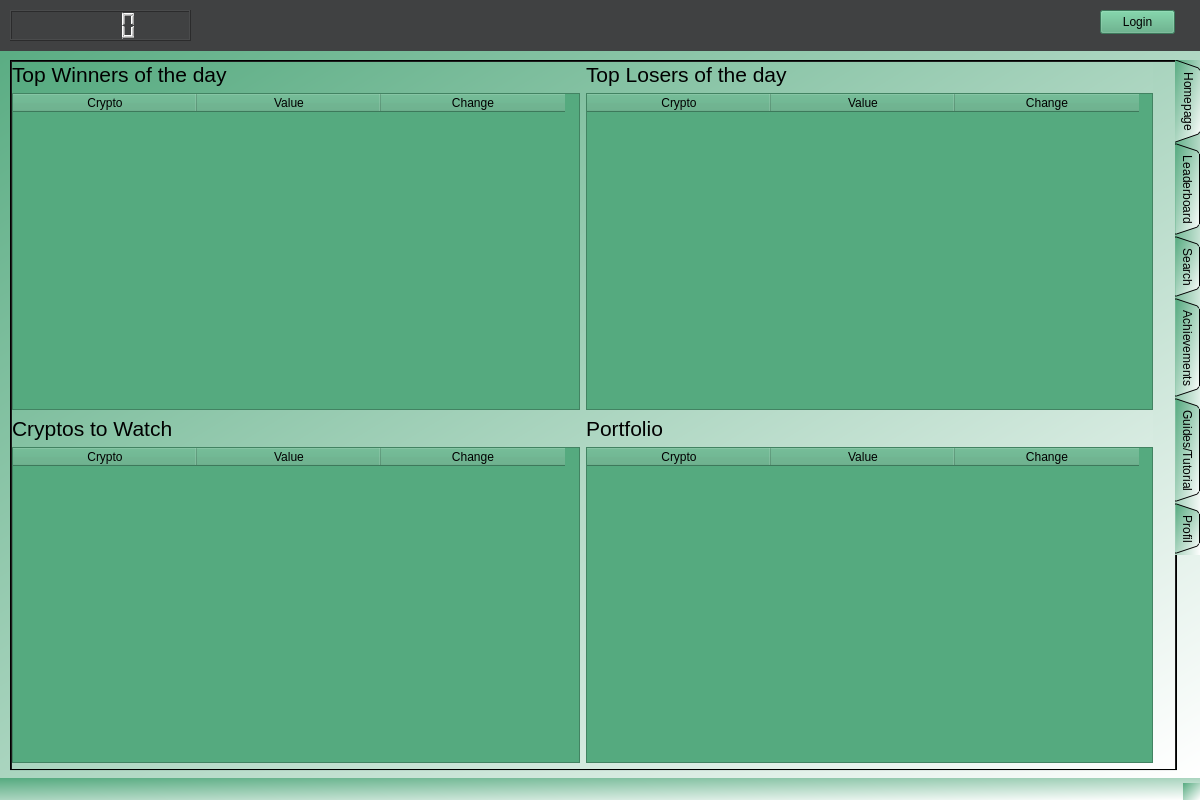
First picture: the form in client/form.ui, repository SushantKumarPandey/Crypto-Tradeing-App-with-fake-currency, before the edit.
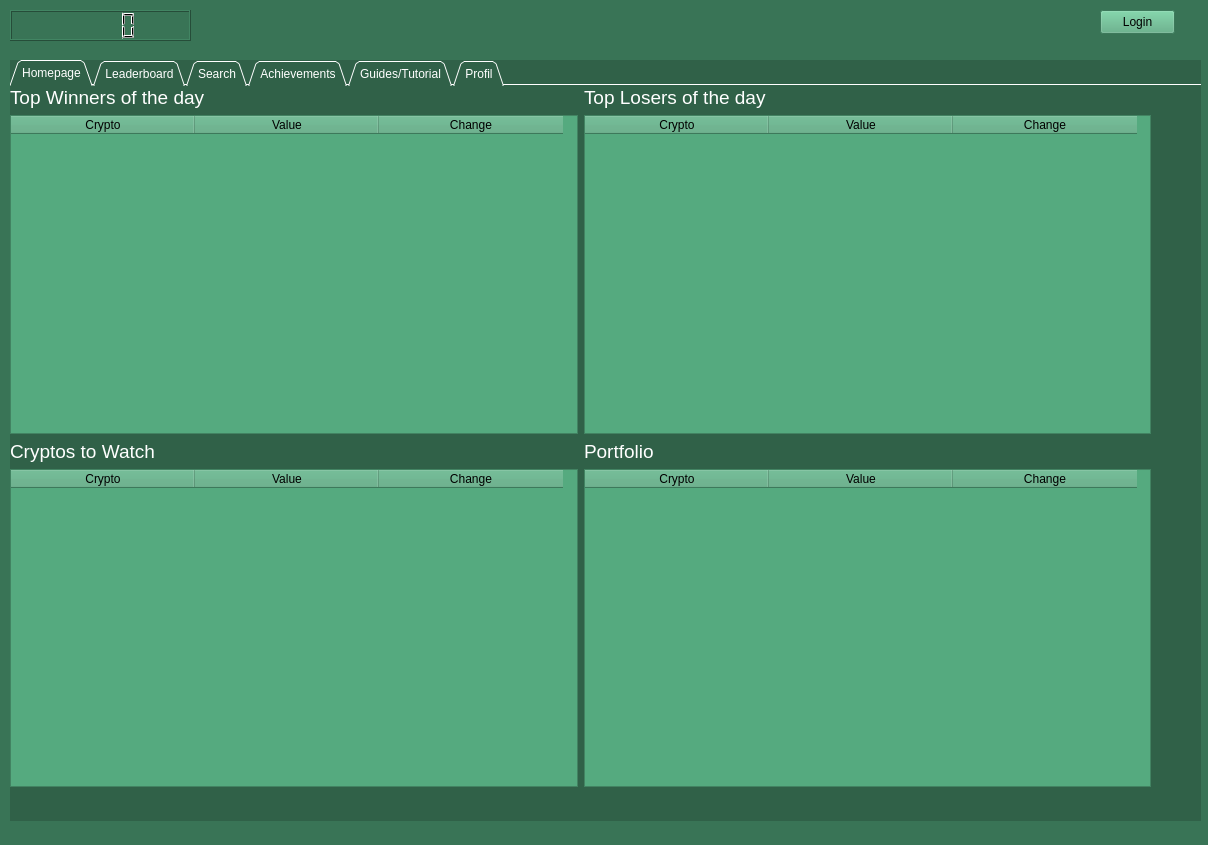
Second picture: the form after the edit.

Commit message: fix: ui design, schlichter und grösser + tabs oben

Patch:
```diff
--- a/client/form.ui
+++ b/client/form.ui
@@ -9,16 +9,16 @@
    <rect>
     <x>0</x>
     <y>0</y>
-    <width>1200</width>
-    <height>800</height>
+    <width>1208</width>
+    <height>845</height>
    </rect>
   </property>
   <property name="windowTitle">
    <string>MainWindow</string>
   </property>
   <property name="styleSheet">
-   <string notr="true">background-color: qlineargradient(spread:pad, x1:0, y1:0, x2:1, y2:1, stop:0 rgba(85, 170, 127, 255), stop:1 rgba(255, 255, 255, 255));
-color: rgb(0, 0, 0);</string>
+   <string notr="true">
+background-color: rgb(57, 116, 86);</string>
   </property>
   <widget class="QWidget" name="centralwidget">
    <widget class="QTabWidget" name="tabWidget">
@@ -27,7 +27,7 @@
       <x>10</x>
       <y>60</y>
       <width>1191</width>
-      <height>711</height>
+      <height>761</height>
      </rect>
     </property>
     <property name="minimumSize">
@@ -44,10 +44,12 @@
      <string>&lt;html&gt;&lt;head/&gt;&lt;body&gt;&lt;p&gt;Your Accouont&lt;/p&gt;&lt;p&gt;&lt;br/&gt;&lt;/p&gt;&lt;/body&gt;&lt;/html&gt;</string>
     </property>
     <property name="styleSheet">
-     <string notr="true"/>
+     <string notr="true">background-color: rgb(48, 97, 72);
+color: rgb(255, 255, 255);
+font: 14pt &quot;Segoe UI&quot;;</string>
     </property>
     <property name="tabPosition">
-     <enum>QTabWidget::TabPosition::East</enum>
+     <enum>QTabWidget::TabPosition::North</enum>
     </property>
     <property name="tabShape">
      <enum>QTabWidget::TabShape::Triangular</enum>
@@ -55,6 +57,18 @@
     <property name="currentIndex">
      <number>0</number>
     </property>
+    <property name="iconSize">
+     <size>
+      <width>26</width>
+      <height>26</height>
+     </size>
+    </property>
+    <property name="documentMode">
+     <bool>true</bool>
+    </property>
+    <property name="movable">
+     <bool>true</bool>
+    </property>
     <widget class="QWidget" name="tab">
      <attribute name="title">
       <string>Homepage</string>
@@ -76,12 +90,15 @@
         <widget class="QLabel" name="label">
          <property name="font">
           <font>
-           <pointsize>16</pointsize>
+           <family>Segoe UI</family>
+           <pointsize>14</pointsize>
+           <italic>false</italic>
+           <bold>false</bold>
           </font>
          </property>
          <property name="styleSheet">
           <string notr="true">background-color: transparent;
-color: rgb(0, 0, 0);</string>
+color: rgb(255, 255, 255);</string>
          </property>
          <property name="text">
           <string>Top Winners of the day</string>
@@ -92,12 +109,15 @@
         <widget class="QLabel" name="label_2">
          <property name="font">
           <font>
-           <pointsize>16</pointsize>
+           <family>Segoe UI</family>
+           <pointsize>14</pointsize>
+           <italic>false</italic>
+           <bold>false</bold>
           </font>
          </property>
          <property name="styleSheet">
           <string notr="true">background-color: transparent;
-color: rgb(0, 0, 0);</string>
+</string>
          </property>
          <property name="text">
           <string>Top Losers of the day</string>
@@ -162,12 +182,15 @@
         <widget class="QLabel" name="label_3">
          <property name="font">
           <font>
-           <pointsize>16</pointsize>
+           <family>Segoe UI</family>
+           <pointsize>14</pointsize>
+           <italic>false</italic>
+           <bold>false</bold>
           </font>
          </property>
          <property name="styleSheet">
           <string notr="true">background-color: transparent;
-color: rgb(0, 0, 0);</string>
+</string>
          </property>
          <property name="text">
           <string>Cryptos to Watch</string>
@@ -178,12 +201,15 @@
         <widget class="QLabel" name="label_4">
          <property name="font">
           <font>
-           <pointsize>16</pointsize>
+           <family>Segoe UI</family>
+           <pointsize>14</pointsize>
+           <italic>false</italic>
+           <bold>false</bold>
           </font>
          </property>
          <property name="styleSheet">
           <string notr="true">background-color: transparent;
-color: rgb(0, 0, 0);</string>
+</string>
          </property>
          <property name="text">
           <string>Portfolio</string>
@@ -1196,7 +1222,7 @@
      </rect>
     </property>
     <property name="styleSheet">
-     <string notr="true">background-color: rgb(64, 65, 66);</string>
+     <string notr="true">background-color: rgb(57, 116, 86);</string>
     </property>
     <widget class="QPushButton" name="loginButton">
      <property name="geometry">
@@ -1208,7 +1234,9 @@
       </rect>
      </property>
      <property name="styleSheet">
-      <string notr="true">background-color: rgb(85, 170, 127);</string>
+      <string notr="true">background-color: rgb(85, 170, 127);
+color: rgb(0, 0, 0);
+</string>
      </property>
      <property name="text">
       <string>Login</string>
@@ -1224,7 +1252,7 @@
       </rect>
      </property>
      <property name="styleSheet">
-      <string notr="true">color: rgb(206, 206, 206);</string>
+      <string notr="true">color: rgb(0, 0, 0);</string>
      </property>
     </widget>
    </widget>
```
Left out of the diff: 41 changed lines with no effect on the pictures. The commit also changes 3 other files.
